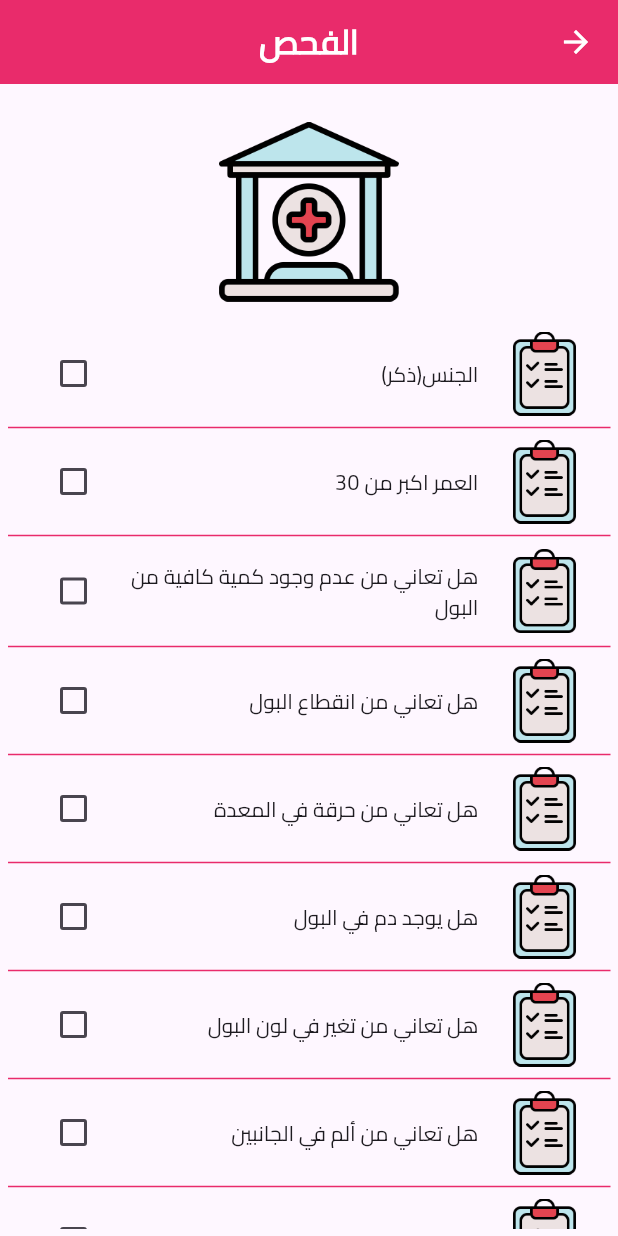
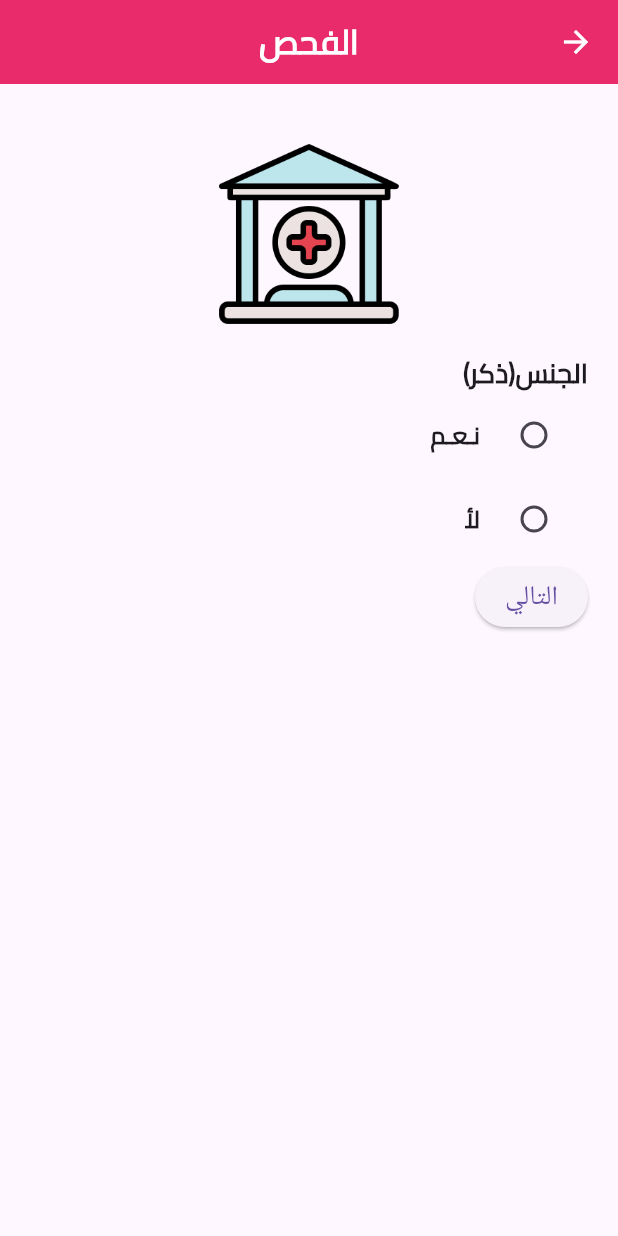
Before and after one commit to marwan-alhomdy/Kidney-Disease, a Flutter app: the CheckupView screen opened by its route, on a phone screen of 412 x 824 dp. Run offline on Flutter 3.47's test engine with Material 3 defaults, Android fonts, the phone set to English and light mode, and no system bars; our stand-ins replace flutter_staggered_animations, get, shared_preferences; accounts and stored records are empty.

Commit message:
edit check

```diff
--- a/lib/core/locale/data_locale_translation.dart
+++ b/lib/core/locale/data_locale_translation.dart
@@ -4,6 +4,10 @@ class DataLoacleTranslations extends Translations {
   @override
   Map<String, Map<String, String>> get keys => {
         "ar": {
+          "Yes": "نـعـم",
+          "No": "لأ",
+          "Next": "التالي",
+
           "Dengue fever": "حمى الضنك",
           "Kideny Disease": "مرض الكلى",
           "abuot":
@@ -130,6 +134,9 @@ class DataLoacleTranslations extends Translations {
 """
         },
         "en": {
+          "Yes": "Yes",
+          "No": "No",
+          "Next": "Next",
           "Dengue fever": "Dengue Fever",
           "Kideny Disease": "Kideny Disease",
           "Checkup": "Checkup",
--- a/lib/main.dart
+++ b/lib/main.dart
@@ -9,6 +9,7 @@ import 'package:get/get.dart';
 import 'core/locale/data_locale_translation.dart';
 import 'core/locale/locale_controller.dart';
 import 'helper/cache_helper.dart';
+import 'view/checkup_view2.dart';
 import 'view/home_view.dart';
 
 void main() async {
--- a/lib/view/checkup_view.dart
+++ b/lib/view/checkup_view.dart
@@ -3,9 +3,11 @@ import 'package:kidney_disease/core/constant/image.dart';
 import 'package:flutter/material.dart';
 import 'package:get/get.dart';
 
+import '../core/constant/cache.dart';
 import '../core/constant/colors.dart';
 import '../core/utils/style_text.dart';
 import '../controller/tree.dart';
+import '../helper/cache_helper.dart';
 import '../widget/checkup/button_checkup_widget.dart';
 
 class CheckupView extends StatefulWidget {
@@ -18,6 +20,114 @@ class CheckupView extends StatefulWidget {
 }
 
 class _CheckupViewState extends State<CheckupView> {
+  final kidneyDiagnosisTree = KidneyDiagnosisTree();
+  int indexPage = 0;
+  @override
+  Widget build(BuildContext context) {
+    return Scaffold(
+      appBar: AppBar(
+          backgroundColor: scecondaryColor,
+          foregroundColor: Colors.white,
+          title: Text(
+            TypeImage.CHECKUP.name.tr,
+            style: mainTextStyle.copyWith(
+              color: Colors.white,
+            ),
+          ),
+          centerTitle: true),
+      body: SizedBox(
+        width: double.infinity,
+        child: Padding(
+          padding: const EdgeInsets.all(20),
+          child: (indexPage == kidneyDiagnosisTree.treeDengue.length)
+              ? getReuslt(kidneyDiagnosisTree)
+              : AnimationColumnWidget(
+                  crossAxisAlignment: CrossAxisAlignment.start,
+                  children: [
+                    const SizedBox(height: 20),
+                    Center(
+                      child: Image.asset("assets/icons/examination.png",
+                          width: 120, height: 120, fit: BoxFit.fill),
+                    ),
+                    const SizedBox(height: 20),
+                    Text(
+                      kidneyDiagnosisTree.treeDengue[indexPage][0]
+                          .toString()
+                          .tr,
+                      style: mainTextStyle.copyWith(fontSize: 18),
+                    ),
+                    RadioListTile(
+                      title: Text("Yes".tr, style: mainTextStyle),
+                      value: true,
+                      groupValue: kidneyDiagnosisTree
+                          .tree[kidneyDiagnosisTree.treeDengue[indexPage][0]],
+                      onChanged: (value) => setState(() {
+                        kidneyDiagnosisTree.tree[kidneyDiagnosisTree
+                            .treeDengue[indexPage][0]] = value;
+                      }),
+                    ),
+                    RadioListTile(
+                      title: Text("No".tr, style: mainTextStyle),
+                      value: false,
+                      groupValue: kidneyDiagnosisTree
+                          .tree[kidneyDiagnosisTree.treeDengue[indexPage][0]],
+                      onChanged: (value) => setState(() {
+                        kidneyDiagnosisTree.tree[kidneyDiagnosisTree
+                            .treeDengue[indexPage][0]] = value;
+                      }),
+                    ),
+                    ElevatedButton(
+                      onPressed: (kidneyDiagnosisTree.tree[kidneyDiagnosisTree
+                                  .treeDengue[indexPage][0]] ==
+                              null)
+                          ? () {}
+                          : () => setState(() => indexPage++),
+                      style: ElevatedButton.styleFrom(
+                        padding: const EdgeInsets.symmetric(horizontal: 20),
+                      ),
+                      child:
+                          Text('Next'.tr, style: const TextStyle(fontSize: 18)),
+                    ),
+                  ],
+                ),
+        ),
+      ),
+    );
+  }
+
+  Widget getReuslt(KidneyDiagnosisTree treeDengue) {
+    final statusDengue = treeDengue.diagnose();
+    final reuslt = (CacheHelper.getString(LANGUAGE) == 'ar')
+        ? statusDengue.arabicTitle
+        : statusDengue.title;
+
+    return Column(
+      children: [
+        Text(
+          "Types of Dengue fever".tr.toUpperCase(),
+          style: mainTextStyle.copyWith(fontSize: 20),
+        ),
+        Image.asset(
+          "assets/icons/dengue2.png",
+          color: statusDengue.color,
+        ),
+        Text(reuslt, style: mainTextStyle),
+        const SizedBox(height: 20)
+      ],
+    );
+  }
+}
+
+class CheckupView2 extends StatefulWidget {
+  static const routeName = "/CheckupView";
+
+  const CheckupView2({super.key});
+
+  @override
+  State<CheckupView2> createState() => _CheckupViewState2();
+}
+
+class _CheckupViewState2 extends State<CheckupView2> {
   final kidneyDiagnosisTree = KidneyDiagnosisTree();
   @override
   Widget build(BuildContext context) {
@@ -598,9 +708,6 @@ class _CheckupViewState extends State<CheckupView> {
 //   }
 // }
 
-
-
-
 // import 'package:flutter/material.dart';
 // import 'package:kidney_disease/core/Animation/animation_column_widget.dart';
 // import 'package:kidney_disease/core/constant/image.dart';
```
Also changed, not shown: lib/view/checkup_view2.dart (added, +167 -0 lines), 1 other file.
